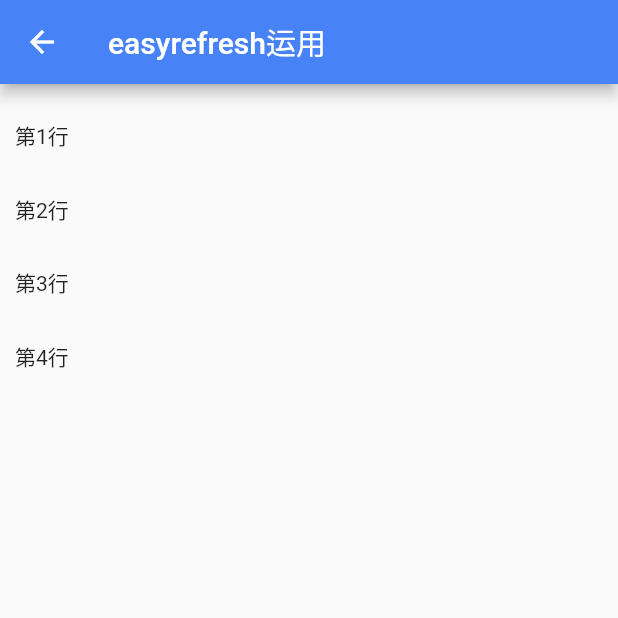
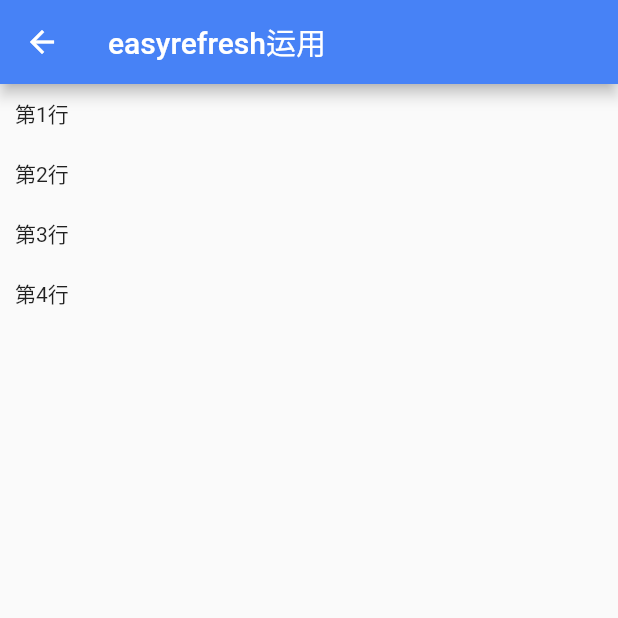
Before and after one commit to AlmostSir777/flutterDemo, a Flutter app: the RefreshDemoPage screen opened by its route, on a phone screen of 412 x 824 dp, the top half of it. Run offline on Flutter 3.47's test engine with Material 2 defaults, Android fonts, the phone set to English and light mode, and no system bars; our stand-ins replace cached_network_image, dio, flutter_easyrefresh, flutter_screenutil, flutter_swiper, fluttertoast and 1 more; missing offline and left inert: image_picker_flutter; network calls fail; statements that could not run were skipped.

```diff
--- /dev/null
+++ b/flutter_myh/lib/base/app_manager.dart
@@ -0,0 +1,30 @@
+import 'package:flutter/material.dart';
+
+import '../const/config.dart';
+
+class AppManager extends ChangeNotifier {
+  factory AppManager() => _getInstance();
+
+  static AppManager get instance => _getInstance();
+  static AppManager _instance;
+
+  ThemeData _themeData;
+  ThemeData get themeData => _themeData;
+  AppManager._internal() {
+    _themeData = ThemeData(
+      primaryColor: theme_color,
+    );
+  }
+
+  void configTheme(ThemeData themeData) {
+    _themeData = themeData;
+    notifyListeners();
+  }
+
+  static AppManager _getInstance() {
+    if (_instance == null) {
+      _instance = AppManager._internal();
+    }
+    return _instance;
+  }
+}
--- a/flutter_myh/lib/const/config.dart
+++ b/flutter_myh/lib/const/config.dart
@@ -3,3 +3,4 @@ import 'dart:ui';
 const Color theme_color = Color(0xff4782f6);
 const Color text_color = Color(0xff25272c);
 const Color disable_color = Color(0xffaaaaaa);
+const Color line_color = Color(0xffedeff0);
--- a/flutter_myh/lib/controller/demo/setting/refresh_demo_page.dart
+++ b/flutter_myh/lib/controller/demo/setting/refresh_demo_page.dart
@@ -65,40 +65,43 @@ class _RefreshDemoPageState extends State<RefreshDemoPage> {
       body: ChangeNotifierProvider(
         create: (_) => _listModel,
         builder: (_, __) {
-          return Selector<RefreshListModel, List<int>>(
-              builder: (_, list, __) => _buildSampleDemo(context, list),
-              selector: (_, listModel) => listModel.list);
+          return SafeArea(
+            child: Selector<RefreshListModel, List<int>>(
+                builder: (_, list, __) => buildSampleDemo(context, list),
+                selector: (_, listModel) => listModel.list),
+          );
         },
       ),
     );
   }
 
 // 基础
-  Widget _buildSampleDemo(BuildContext context, List<int> list) {
-    return EasyRefresh(
+  Widget buildSampleDemo(BuildContext context, List<int> list) {
+    return EasyRefresh.custom(
       footer: ClassicalFooter(
         safeArea: true,
       ),
       controller: _controller,
       enableControlFinishLoad: true,
-      enableControlFinishRefresh: true,
-      child: ListView.builder(
-        shrinkWrap: true,
-        padding: EdgeInsets.only(
-          top: 10,
-        ),
-        itemBuilder: (_, int row) {
+      enableControlFinishRefresh: false,
+      slivers: <Widget>[
+        SliverFixedExtentList(
+          itemExtent: 40,
+          delegate: SliverChildBuilderDelegate(
+            (context, index) {
               return Container(
                 height: 49,
                 alignment: Alignment.centerLeft,
                 padding: EdgeInsets.only(
                   left: 10,
                 ),
-            child: Text('第${list[row]}行'),
+                child: Text('第${list[index]}行'),
               );
             },
-        itemCount: list.length,
+            childCount: list.length,
           ),
+        ),
+      ],
       onLoad: () async {
         await _listModel.getData(true);
         _controller.finishLoad(noMore: _listModel.list.length >= 40);
@@ -117,10 +120,7 @@ class _RefreshDemoPageState extends State<RefreshDemoPage> {
       enableControlFinishRefresh: true,
       controller: _controller,
       header: ClassicalHeader(),
-      footer: ClassicalFooter(
-          // safeArea: true,
-          // overScroll: true,
-          ),
+      footer: ClassicalFooter(),
       onRefresh: () => _getData(false),
       onLoad: () => _getData(true),
       slivers: <Widget>[
--- a/flutter_myh/lib/controller/settingPage/setting_animation_page.dart
+++ b/flutter_myh/lib/controller/setting_page/setting_animation_page.dart
@@ -1,7 +1,7 @@
 import 'package:flutter/material.dart';
 import 'package:flutter/animation.dart';
 
-import '../settingPage/setting_page_routes.dart';
+import '../setting_page/setting_page_routes.dart';
 
 class SettingAnimationPage extends StatefulWidget {
   @override
--- a/flutter_myh/lib/controller/settingPage/setting_page.dart
+++ b/flutter_myh/lib/controller/setting_page/setting_page.dart
@@ -1,10 +1,9 @@
 import 'package:flutter/material.dart';
-import 'package:flutter_myh/controller/settingPage/setting_sample_page.dart';
+import 'package:flutter_myh/controller/setting_page/setting_sample_page.dart';
 
 import 'setting_timer_page.dart';
 import 'setting_textfield_page.dart';
 import 'setting_animation_page.dart';
-import '../../const/config.dart';
 
 class SettingController extends StatefulWidget {
   @override
@@ -52,7 +51,6 @@ class _SettingControllerState extends State<SettingController>
     return Scaffold(
       appBar: AppBar(
         title: Text('设置'),
-        backgroundColor: theme_color,
         bottom: TabBar(
           indicatorColor: Colors.white,
           indicatorSize: TabBarIndicatorSize.label,
--- a/flutter_myh/lib/model/root_page_model.dart
+++ b/flutter_myh/lib/model/root_page_model.dart
@@ -1,5 +1,4 @@
 import 'package:flutter/material.dart';
-import '../base/manager.dart';
 
 class IconModel extends Object {
   IconData icon;
@@ -29,7 +28,6 @@ class TabbarSelectModel with ChangeNotifier {
   }
   void changeTabbarIndex(int index) {
     _index = index;
-    AppManager.instance.addNum();
     notifyListeners();
   }
 }
--- a/flutter_myh/lib/route/route.dart
+++ b/flutter_myh/lib/route/route.dart
@@ -1,7 +1,7 @@
 import 'package:flutter/material.dart';
 
-import '../controller/homePage/home_page_routes.dart';
-import '../controller/settingPage/setting_page_routes.dart';
+import '../controller/home_page/home_page_routes.dart';
+import '../controller/setting_page/setting_page_routes.dart';
 
 class AppRoute {
   static Map<String, Widget Function(BuildContext)> getPageRoutes(
```
Also changed, not shown: flutter_myh/lib/base/manager.dart (deleted, +0 -23 lines), flutter_myh/lib/controller/demo/setting/provider_more_demo.dart (+29 -27 lines), flutter_myh/lib/controller/theme_page/theme_page.dart (added, +81 -0 lines), flutter_myh/lib/main.dart (+16 -10 lines), flutter_myh/lib/network/request_manager.dart (+12 -9 lines), flutter_myh/lib/tabbar/root_view_page.dart (+11 -5 lines), flutter_myh/lib/controller/home_page/home_page.dart (renamed from flutter_myh/lib/controller/homePage/home_page.dart), flutter_myh/lib/controller/home_page/home_page_routes.dart (renamed from flutter_myh/lib/controller/homePage/home_page_routes.dart), flutter_myh/lib/controller/setting_page/setting_config.dart (renamed from flutter_myh/lib/controller/settingPage/setting_config.dart), flutter_myh/lib/controller/setting_page/setting_page_routes.dart (renamed from flutter_myh/lib/controller/settingPage/setting_page_routes.dart), flutter_myh/lib/controller/setting_page/setting_sample_page.dart (renamed from flutter_myh/lib/controller/settingPage/setting_sample_page.dart), flutter_myh/lib/controller/setting_page/setting_textfield_page.dart (renamed from flutter_myh/lib/controller/settingPage/setting_textfield_page.dart), flutter_myh/lib/controller/setting_page/setting_timer_page.dart (renamed from flutter_myh/lib/controller/settingPage/setting_timer_page.dart). Lines whose indentation alone changed are shown as unchanged.
